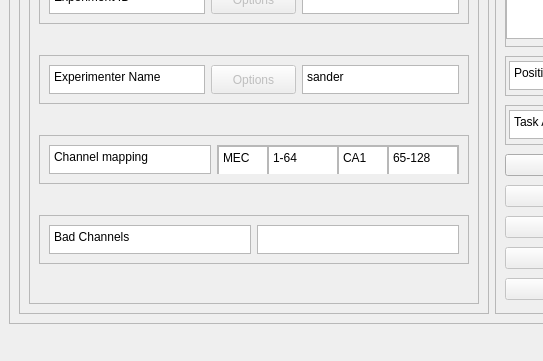
The window that RecordingManagerDesign.ui (Barry-lab/openEPhys_DACQ) describes before a commit, drawn with Qt 5; both pictures show x 0 to 543 and y 249 to 610 of the 835 by 610 pixel window.
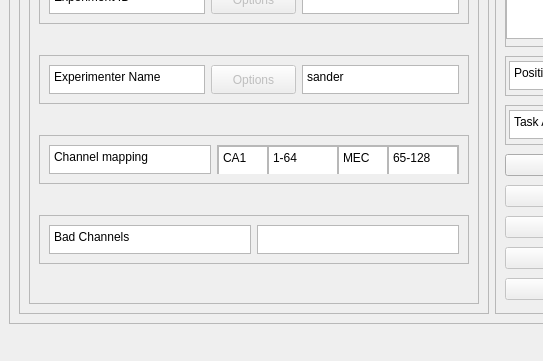
The same window after the commit.

The edit to the form file:
```diff
--- a/RecordingManagerDesign.ui
+++ b/RecordingManagerDesign.ui
@@ -409,7 +409,7 @@
                        </size>
                       </property>
                       <property name="plainText">
-                       <string>MEC</string>
+                       <string>CA1</string>
                       </property>
                      </widget>
                     </item>
@@ -435,7 +435,7 @@
                        </size>
                       </property>
                       <property name="plainText">
-                       <string>CA1</string>
+                       <string>MEC</string>
                       </property>
                      </widget>
                     </item>
```
